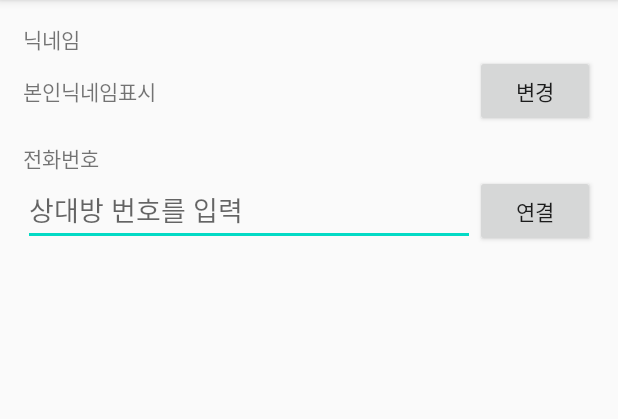
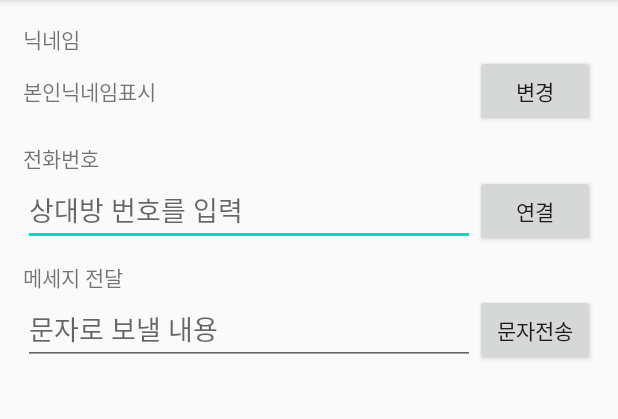
Before and after one commit to cho881020/MyProfile_20200528, an Android app: the screen it shows after launch (MainActivity), on a phone screen of 412 x 824 dp, the part 84-503 px from its top. Run offline under Robolectric (Android 15) with nearby library versions, the phone set to English and light mode, and no system bars.

Commit message:
문자 전송 문제 정답

```diff
--- a/app/src/main/java/kr/co/tjoeun/myprofile_20200528/MainActivity.kt
+++ b/app/src/main/java/kr/co/tjoeun/myprofile_20200528/MainActivity.kt
@@ -15,6 +15,16 @@ class MainActivity : AppCompatActivity() {
     override fun onCreate(savedInstanceState: Bundle?) {
         super.onCreate(savedInstanceState)
         setContentView(R.layout.activity_main)
+
+        smsBtn.setOnClickListener {
+            val phoneNum = phoneNumEdt.text.toString()
+            val inputContent = contentEdt.text.toString()
+
+            val myUri = Uri.parse("smsto:${phoneNum}")
+            val myIntent = Intent(Intent.ACTION_SENDTO, myUri)
+            myIntent.putExtra("sms_body", inputContent)
+            startActivity(myIntent)
+        }
 
         dialBtn.setOnClickListener {
             val phoneNum = phoneNumEdt.text.toString()
--- a/app/src/main/res/layout/activity_main.xml
+++ b/app/src/main/res/layout/activity_main.xml
@@ -66,5 +66,32 @@
 
     </LinearLayout>
 
+    <TextView
+        android:layout_width="wrap_content"
+        android:layout_height="wrap_content"
+        android:text="메세지 전달"
+        android:layout_marginTop="10dp" />
+
+    <LinearLayout
+        android:layout_width="match_parent"
+        android:layout_height="wrap_content"
+        android:orientation="horizontal">
+
+        <EditText
+            android:id="@+id/contentEdt"
+            android:layout_width="0dp"
+            android:layout_weight="1"
+            android:layout_height="wrap_content"
+            android:hint="문자로 보낼 내용"
+            android:singleLine="true" />
+
+        <Button
+            android:id="@+id/smsBtn"
+            android:layout_width="80dp"
+            android:layout_height="wrap_content"
+            android:text="문자전송" />
+
+    </LinearLayout>
+
 
 </LinearLayout>
```
